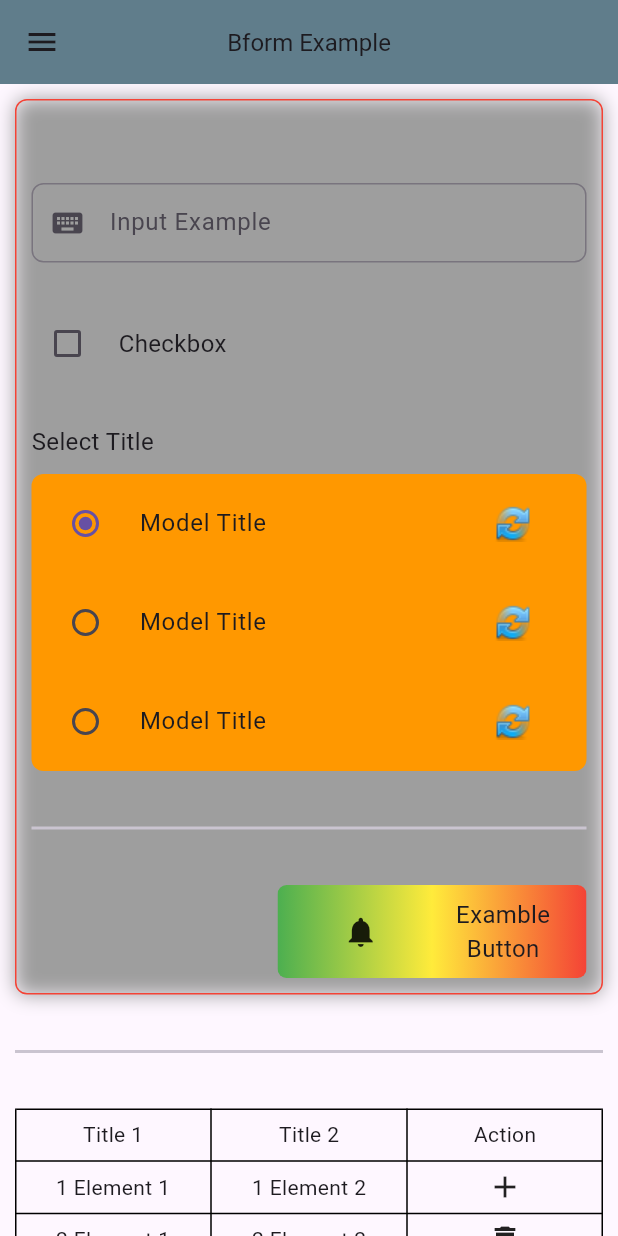
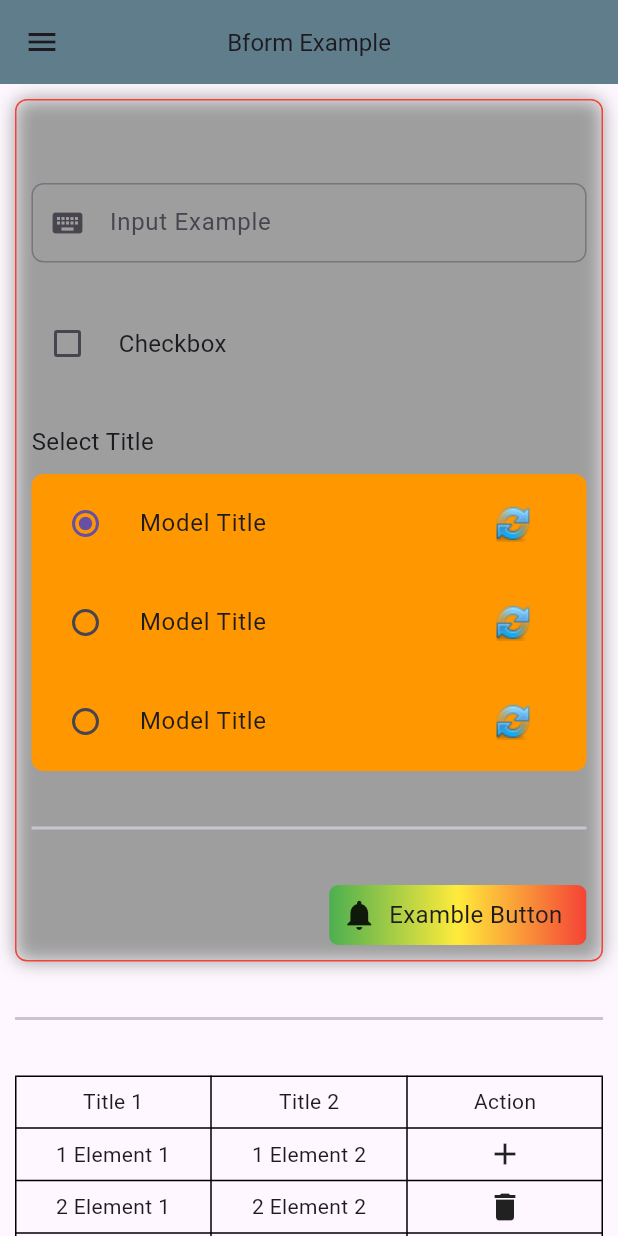
Before and after one commit to gabrielgits/bform, a Flutter app: the screen it shows after launch, on a phone screen of 412 x 824 dp. Run offline on Flutter 3.47's test engine with Material 3 defaults, Android fonts, the phone set to English and light mode, and no system bars.

Commit message:
fix position

```diff
--- a/example/lib/main.dart
+++ b/example/lib/main.dart
@@ -78,7 +78,7 @@ class _MyAppState extends State<MyApp> {
                     //iconAsset: 'assets/images/google.png',
                     icon: Icons.notifications,
                     fontSize: 16,
-                    weight: MediaQuery.of(context).size.width * 0.5,
+                    //weight: MediaQuery.of(context).size.width * 0.5,
                     colors: [Colors.green, Colors.yellow, Colors.red],
                     style: BformButtonStyle.highlighted,
                     label: ('Examble Button'),
--- a/lib/src/form/bform_button.dart
+++ b/lib/src/form/bform_button.dart
@@ -72,20 +72,18 @@ class BformButton extends StatelessWidget {
                 mainAxisSize: MainAxisSize.min,
                 children: [
                   if (iconSuffix == false && iconAsset != null)
-                    Expanded(
-                        child: Image.asset(
+                    Image.asset(
                       iconAsset!,
                       height: fontSize == null ? null : fontSize! * 1.5,
                       width: fontSize == null ? null : fontSize! * 1.5,
-                    )),
+                    ),
                   if (iconSuffix == false && icon != null) //
-                    Expanded(
-                        child: Icon(
+                    Icon(
                       icon,
                       size: fontSize == null ? null : fontSize! * 1.5,
-                    )),
-                  Expanded(
-                    child: Text(
+                    ),
+                  SizedBox(width: 8),
+                  Text(
                     label,
                     textAlign: iconAsset != null //
                         ? TextAlign.start
@@ -103,20 +101,18 @@ class BformButton extends StatelessWidget {
                         ),
                     },
                   ),
-                  ),
+                  SizedBox(width: 8),
                   if (iconSuffix == true && iconAsset != null)
-                    Expanded(
-                        child: Image.asset(
+                    Image.asset(
                       iconAsset!,
                       height: fontSize == null ? null : fontSize! * 1.5,
                       width: fontSize == null ? null : fontSize! * 1.5,
-                    )),
+                    ),
                   if (iconSuffix == true && icon != null) //
-                    Expanded(
-                        child: Icon(
+                    Icon(
                       icon,
                       size: fontSize == null ? null : fontSize! * 1.5,
-                    )),
+                    ),
                 ],
               ),
             ),
--- a/pubspec.yaml
+++ b/pubspec.yaml
@@ -1,6 +1,6 @@
 name: bform
 description: Package to help you create beautiful forms widgets.
-version: 0.4.0
+version: 0.4.1
 homepage: https://github.com/gabrielgits/bform.git
 
 environment:
```
Lines whose indentation alone changed are shown as unchanged.
